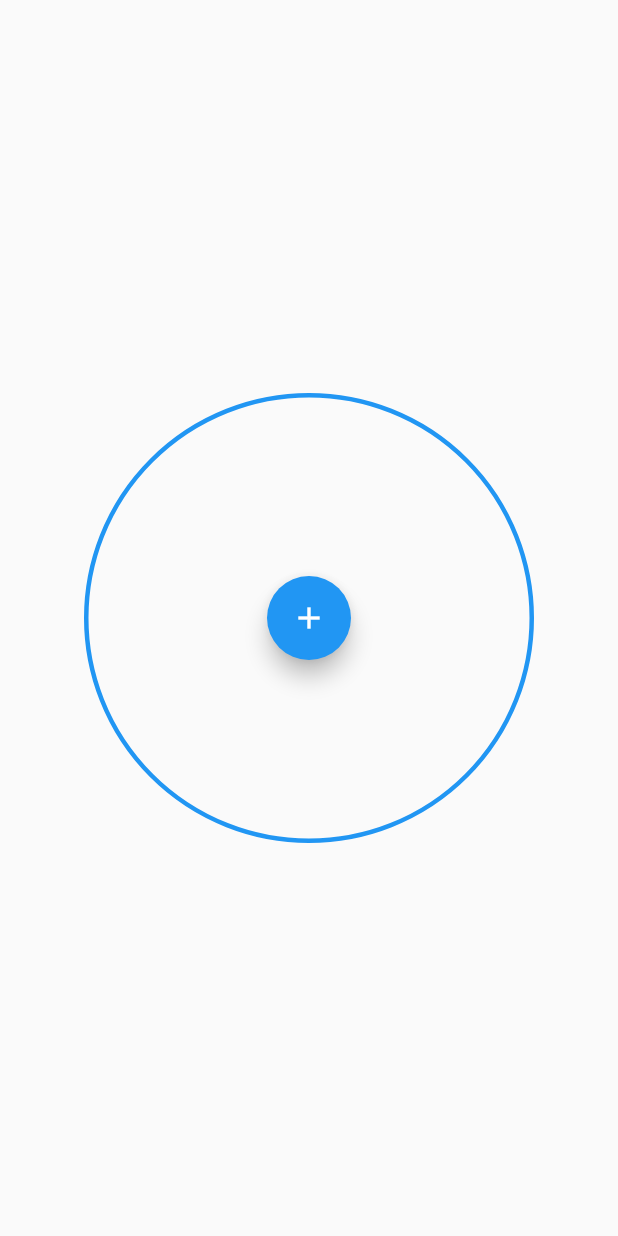
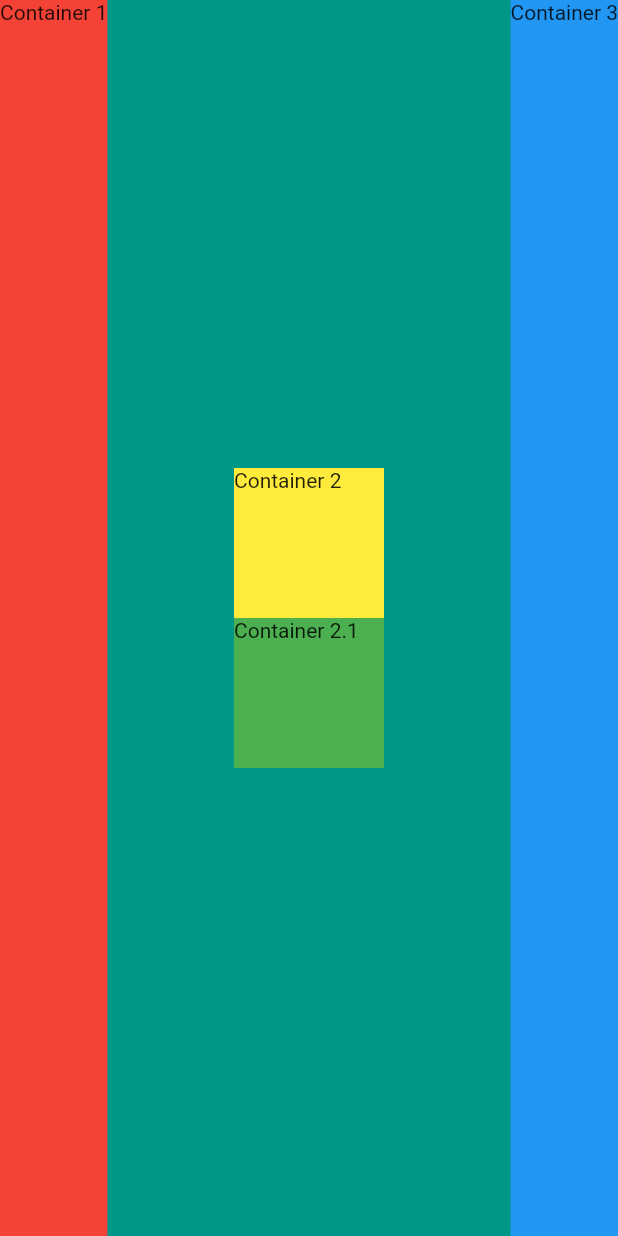
Before and after one commit to prameshbajra/flutterui, a Flutter app: the screen it shows after launch, on a phone screen of 412 x 824 dp. Run offline on Flutter 3.47's test engine with Material 2 defaults, Android fonts, the phone set to English and light mode, and no system bars.

Commit message:
Challenge done

```diff
--- a/lib/main.dart
+++ b/lib/main.dart
@@ -1,59 +1,51 @@
 import 'package:flutter/material.dart';
 
 void main() {
-  runApp(MaterialApp(home: MyApp()));
+  runApp(MyApp());
 }
 
-class MyApp extends StatefulWidget {
-  @override
-  _MyAppState createState() => _MyAppState();
-}
-
-class _MyAppState extends State<MyApp> with SingleTickerProviderStateMixin {
-  late AnimationController _controller;
-
-  @override
-  void initState() {
-    super.initState();
-    _controller = AnimationController(
-      vsync: this,
-      duration: const Duration(milliseconds: 200),
-    )..repeat(reverse: true);
-  }
+class MyApp extends StatelessWidget {
+  const MyApp({super.key});
 
   @override
   Widget build(BuildContext context) {
-    return Scaffold(
-      body: Center(
-        child: Stack(
-          alignment: Alignment.center,
-          children: <Widget>[
-            AnimatedBuilder(
-              animation: _controller,
-              builder: (_, child) {
-                return Container(
-                  width: 200 + (_controller.value * 100),
-                  height: 200 + (_controller.value * 100),
-                  decoration: BoxDecoration(
-                    shape: BoxShape.circle,
-                    border: Border.all(color: Colors.blue, width: 3.0),
+    return MaterialApp(
+      home: Scaffold(
+        backgroundColor: Colors.teal,
+        body: SafeArea(
+          child: Row(
+            mainAxisAlignment: MainAxisAlignment.spaceBetween,
+            crossAxisAlignment: CrossAxisAlignment.stretch,
+            children: <Widget>[
+              Container(
+                color: Colors.red,
+                child: const Text('Container 1'),
+              ),
+              Column(
+                mainAxisAlignment: MainAxisAlignment.center,
+                children: [
+                  Container(
+                    height: 100,
+                    width: 100,
+                    color: Colors.yellow,
+                    child: const Text('Container 2'),
                   ),
-                );
-              },
-            ),
-            FloatingActionButton(
-              onPressed: () {},
-              child: Icon(Icons.add),
-            ),
-          ],
+                  Container(
+                    height: 100,
+                    width: 100,
+                    color: Colors.green,
+                    child: const Text('Container 2.1'),
+                  )
+                ],
+              ),
+              Container(
+                color: Colors.blue,
+                child: const Text('Container 3'),
+              ),
+            ],
+          ),
         ),
       ),
     );
   }
-
-  @override
-  void dispose() {
-    _controller.dispose();
-    super.dispose();
-  }
 }
```
